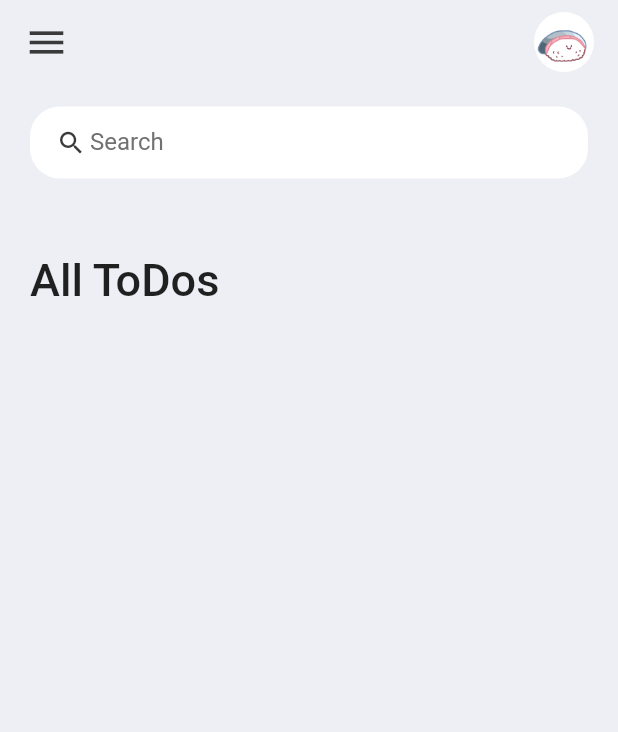
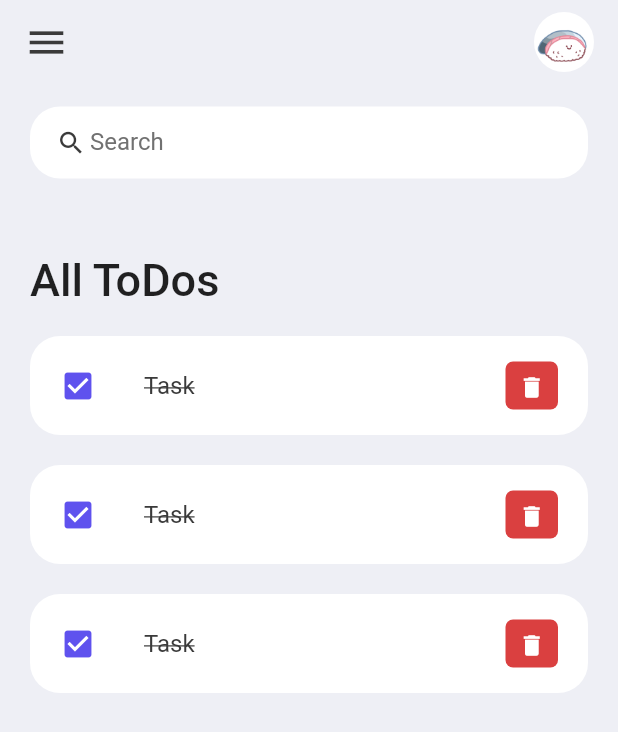
Before and after one commit to sa8a/todo_app, a Flutter app: the screen it shows after launch, on a phone screen of 412 x 824 dp. Shown: the top 732 px of the screen. Run offline on Flutter 3.47's test engine with Material 2 defaults, Android fonts, the phone set to English and light mode, and no system bars.

Commit message:
ToDo Item 作成

```diff
--- a/lib/main.dart
+++ b/lib/main.dart
@@ -4,7 +4,7 @@ import 'package:todo_app/screens/home.dart';
 import 'package:flutter/rendering.dart';
 
 void main() {
-  debugPaintSizeEnabled = true;
+  debugPaintSizeEnabled = false;
   runApp(const MyApp());
 }
 
--- a/lib/screens/home.dart
+++ b/lib/screens/home.dart
@@ -1,5 +1,6 @@
 import 'package:flutter/material.dart';
 import 'package:todo_app/constants/colors.dart';
+import 'package:todo_app/widgets/todo_item.dart';
 
 class Home extends StatelessWidget {
   const Home({Key? key}) : super(key: key);
@@ -33,6 +34,9 @@ class Home extends StatelessWidget {
                       ),
                     ),
                   ),
+                  const ToDoItem(),
+                  const ToDoItem(),
+                  const ToDoItem(),
                 ],
               ),
             )
--- /dev/null
+++ b/lib/widgets/todo_item.dart
@@ -0,0 +1,52 @@
+import 'package:flutter/material.dart';
+import 'package:todo_app/constants/colors.dart';
+
+class ToDoItem extends StatelessWidget {
+  const ToDoItem({Key? key}) : super(key: key);
+
+  @override
+  Widget build(BuildContext context) {
+    return Container(
+      margin: const EdgeInsets.only(bottom: 20),
+      child: ListTile(
+        onTap: () {},
+        shape: RoundedRectangleBorder(
+          borderRadius: BorderRadius.circular(20),
+        ),
+        contentPadding: const EdgeInsets.symmetric(
+          horizontal: 20,
+          vertical: 5,
+        ),
+        tileColor: Colors.white,
+        leading: const Icon(
+          Icons.check_box,
+          color: tdBlue,
+        ),
+        title: const Text(
+          'Task',
+          style: TextStyle(
+            fontSize: 16,
+            color: tdBlack,
+            decoration: TextDecoration.lineThrough,
+          ),
+        ),
+        trailing: Container(
+          padding: const EdgeInsets.all(0),
+          margin: const EdgeInsets.symmetric(vertical: 12),
+          width: 35,
+          height: 35,
+          decoration: BoxDecoration(
+            color: tdRed,
+            borderRadius: BorderRadius.circular(5),
+          ),
+          child: IconButton(
+            color: Colors.white,
+            iconSize: 18,
+            icon: const Icon(Icons.delete),
+            onPressed: () {},
+          ),
+        ),
+      ),
+    );
+  }
+}
```
